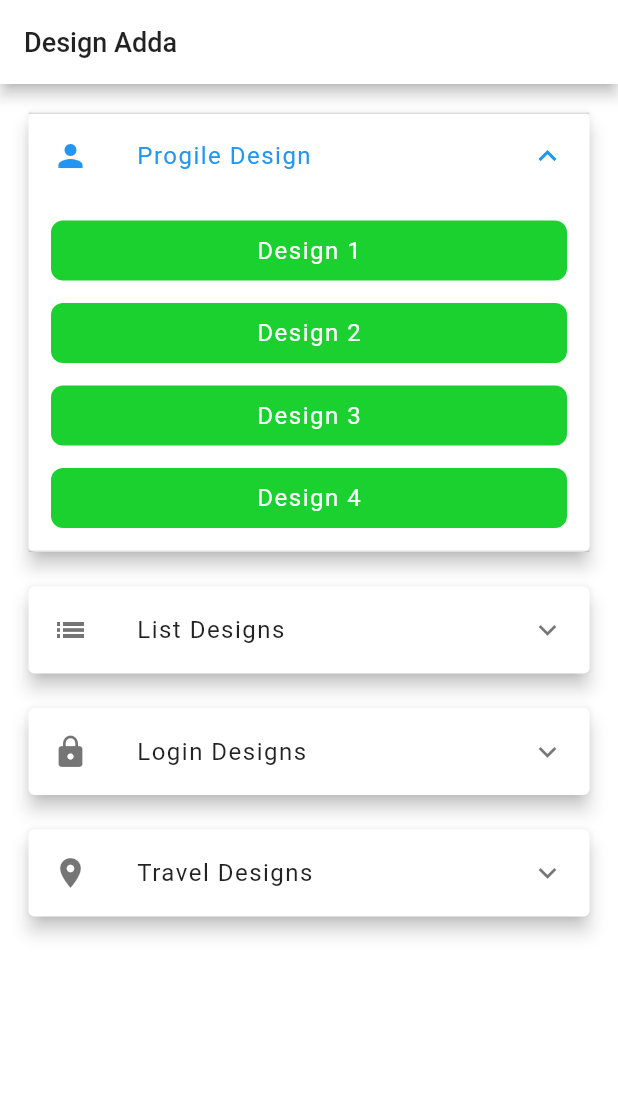
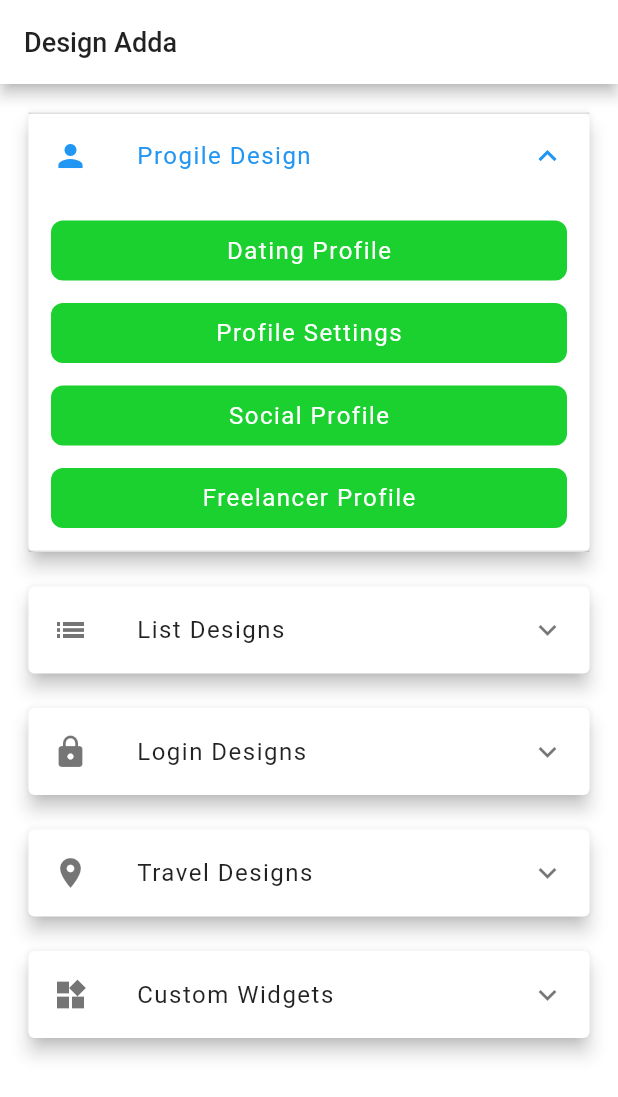
Before and after one commit to Pranav2918/FlutterDesigns, a Flutter app: the screen it shows after launch, after a tap on "Progile Design", on a phone screen of 412 x 824 dp. Shown: the top 1097 px of the screen. Run offline on Flutter 3.47's test engine with Material 2 defaults, Android fonts, the light colour scheme and no system bars; our stand-ins replace carousel_slider, lite_rolling_switch; network calls fail.

Commit message:
Changes done, Added Custom Widgets drawer

```diff
--- /dev/null
+++ b/lib/Screens/CustomWidgets/Widgets.dart
@@ -0,0 +1,56 @@
+import 'package:designs/Screens/CustomWidgets/toggleSwitch.dart';
+import 'package:flutter/material.dart';
+
+Widget customWidgets(BuildContext context) {
+  return Container(
+      margin: EdgeInsets.symmetric(horizontal: 15, vertical: 15),
+      child: Card(
+          elevation: 5.0,
+          color: Colors.white,
+          child: ExpansionTile(
+            leading: Icon(
+              Icons.widgets,
+            ),
+            title: Text(
+              'Custom Widgets',
+              style: TextStyle(fontSize: 16, letterSpacing: 1.0),
+            ),
+            children: [
+              Column(
+                mainAxisAlignment: MainAxisAlignment.start,
+                children: [
+                  Align(
+                    alignment: Alignment.centerLeft,
+                    child: GestureDetector(
+                      onTap: () {
+                        Navigator.push(
+                            context,
+                            MaterialPageRoute(
+                              builder: (context) => CustomToggle(),
+                            ));
+                      },
+                      child: Container(
+                        decoration: BoxDecoration(
+                            color: Color.fromRGBO(0, 204, 24, 0.9),
+                            borderRadius: BorderRadius.circular(8)),
+                        margin:
+                            EdgeInsets.symmetric(vertical: 15, horizontal: 15),
+                        height: 40,
+                        width: MediaQuery.of(context).size.width,
+                        child: Center(
+                          child: Text(
+                            'Custom Toggle Switch',
+                            style: TextStyle(
+                                fontSize: 16,
+                                color: Colors.white,
+                                letterSpacing: 1.0),
+                          ),
+                        ),
+                      ),
+                    ),
+                  ),
+                ],
+              )
+            ],
+          )));
+}
--- a/lib/Screens/Lists/List.dart
+++ b/lib/Screens/Lists/List.dart
@@ -40,7 +40,7 @@ Widget listDesigns(BuildContext context) {
                     width: MediaQuery.of(context).size.width,
                     child: Center(
                       child: Text(
-                        'Design 1',
+                        'School List',
                         style: TextStyle(
                             fontSize: 16,
                             color: Colors.white,
@@ -69,7 +69,7 @@ Widget listDesigns(BuildContext context) {
                     width: MediaQuery.of(context).size.width,
                     child: Center(
                       child: Text(
-                        'Design 2',
+                        'Image Grid',
                         style: TextStyle(
                             fontSize: 16,
                             color: Colors.white,
@@ -96,7 +96,7 @@ Widget listDesigns(BuildContext context) {
                     width: MediaQuery.of(context).size.width,
                     child: Center(
                       child: Text(
-                        'Design 3',
+                        'Place List',
                         style: TextStyle(
                             fontSize: 16,
                             color: Colors.white,
--- a/lib/Screens/Location/Travel.dart
+++ b/lib/Screens/Location/Travel.dart
@@ -24,7 +24,7 @@ Widget travelDesign(BuildContext context) {
                 alignment: Alignment.centerLeft,
                 child: GestureDetector(
                   onTap: () {
-                    Navigator.pushReplacement(
+                    Navigator.push(
                         context,
                         MaterialPageRoute(
                           builder: (context) => Design1(),
@@ -39,7 +39,7 @@ Widget travelDesign(BuildContext context) {
                     width: MediaQuery.of(context).size.width,
                     child: Center(
                       child: Text(
-                        'Desin 1',
+                        'Travel Guide',
                         style: TextStyle(
                             fontSize: 16,
                             color: Colors.white,
@@ -69,7 +69,7 @@ Widget travelDesign(BuildContext context) {
                     width: MediaQuery.of(context).size.width,
                     child: Center(
                       child: Text(
-                        'Design 2',
+                        'Place Info',
                         style: TextStyle(
                             fontSize: 16,
                             color: Colors.white,
--- a/lib/Screens/MainScreen.dart
+++ b/lib/Screens/MainScreen.dart
@@ -1,3 +1,4 @@
+import 'package:designs/Screens/CustomWidgets/Widgets.dart';
 import 'package:designs/Screens/Lists/List.dart';
 import 'package:designs/Screens/Location/Travel.dart';
 import 'package:designs/Screens/Profile/Profile.dart';
@@ -43,7 +44,8 @@ class _HomePageState extends State<HomePage> {
               profileDesign(context),
               listDesigns(context),
               loginDesigns(context),
-              travelDesign(context)
+              travelDesign(context),
+              customWidgets(context)
             ],
           ),
         ));
--- a/lib/Screens/Profile/Profile.dart
+++ b/lib/Screens/Profile/Profile.dart
@@ -42,7 +42,7 @@ Widget profileDesign(BuildContext context) {
                     width: MediaQuery.of(context).size.width,
                     child: Center(
                       child: Text(
-                        'Design 1',
+                        'Dating Profile',
                         style: TextStyle(
                             fontSize: 16,
                             color: Colors.white,
@@ -70,7 +70,7 @@ Widget profileDesign(BuildContext context) {
                     width: MediaQuery.of(context).size.width,
                     child: Center(
                       child: Text(
-                        'Design 2',
+                        'Profile Settings',
                         style: TextStyle(
                             fontSize: 16,
                             color: Colors.white,
@@ -99,7 +99,7 @@ Widget profileDesign(BuildContext context) {
                     width: MediaQuery.of(context).size.width,
                     child: Center(
                       child: Text(
-                        'Design 3',
+                        'Social Profile',
                         style: TextStyle(
                             fontSize: 16,
                             color: Colors.white,
@@ -127,7 +127,7 @@ Widget profileDesign(BuildContext context) {
                     width: MediaQuery.of(context).size.width,
                     child: Center(
                       child: Text(
-                        'Design 4',
+                        'Freelancer Profile',
                         style: TextStyle(
                             fontSize: 16,
                             color: Colors.white,
--- a/lib/Screens/login/Login.dart
+++ b/lib/Screens/login/Login.dart
@@ -39,7 +39,7 @@ Widget loginDesigns(BuildContext context) {
                     width: MediaQuery.of(context).size.width,
                     child: Center(
                       child: Text(
-                        'Design 1',
+                        'Social Login',
                         style: TextStyle(
                             fontSize: 16,
                             color: Colors.white,
@@ -68,7 +68,7 @@ Widget loginDesigns(BuildContext context) {
                     width: MediaQuery.of(context).size.width,
                     child: Center(
                       child: Text(
-                        'Design 2',
+                        'Application Login',
                         style: TextStyle(
                             fontSize: 16,
                             color: Colors.white,
@@ -98,7 +98,7 @@ Widget loginDesigns(BuildContext context) {
                     width: MediaQuery.of(context).size.width,
                     child: Center(
                       child: Text(
-                        'Design 3',
+                        'E-commerce Login',
                         style: TextStyle(
                             fontSize: 16,
                             color: Colors.white,
```
Also changed, not shown: lib/Screens/CustomWidgets/toggleSwitch.dart (added, +43 -0 lines), pubspec.yaml (+2 -44 lines), pubspec.lock.
